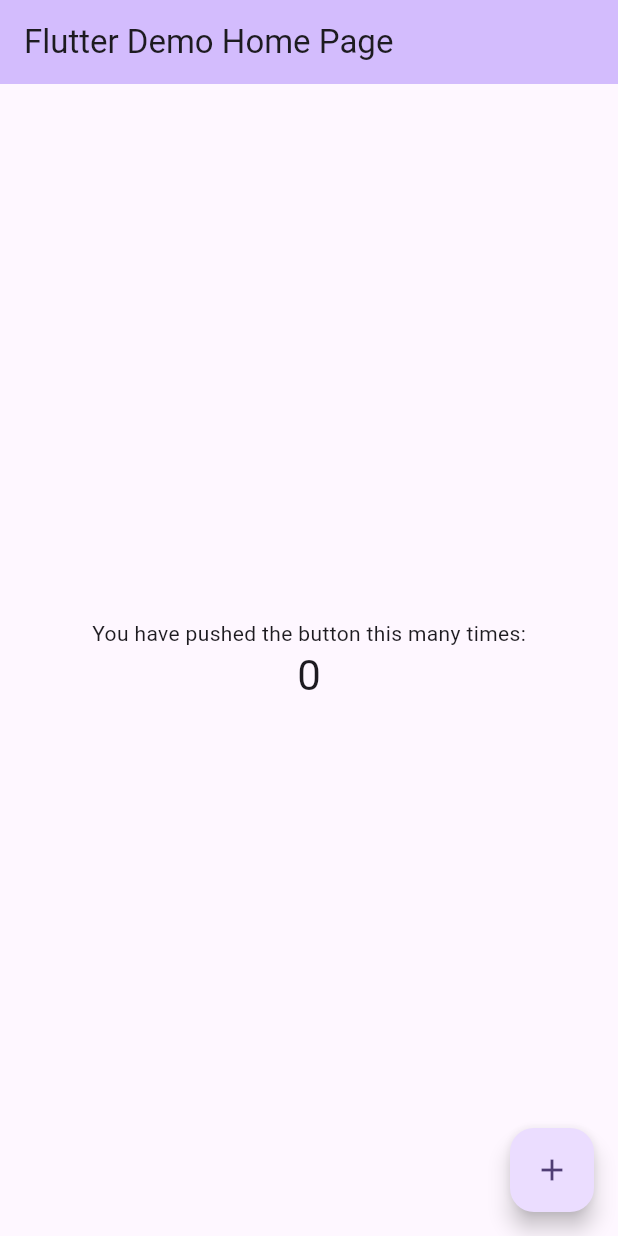
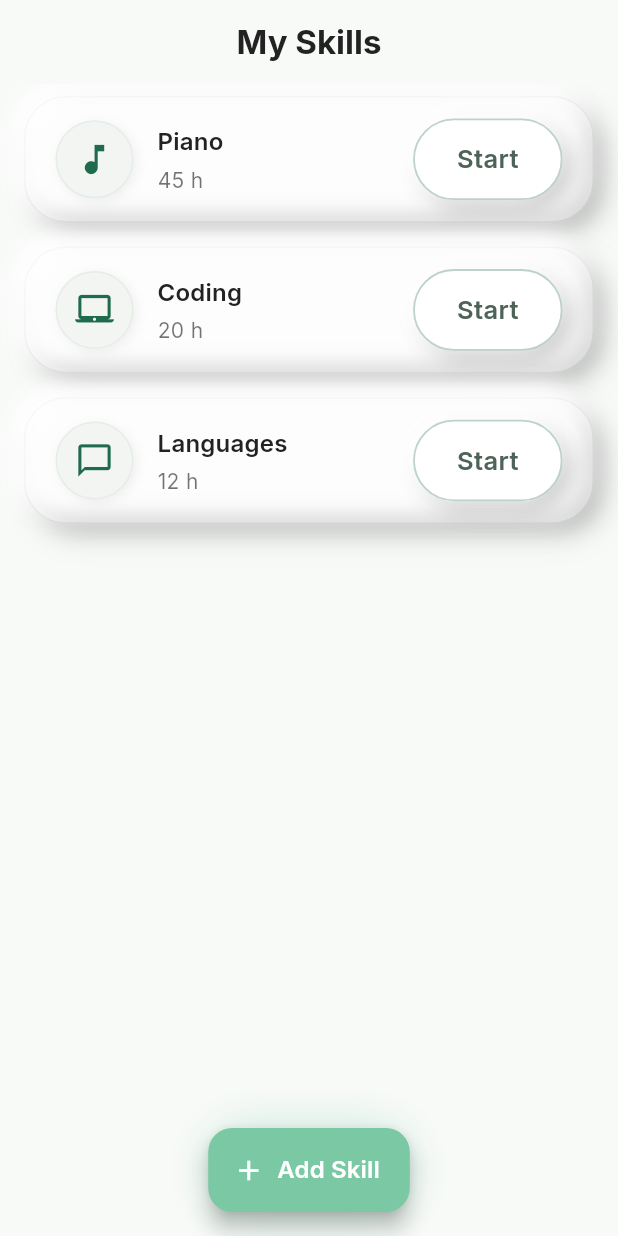
Before and after one commit to jeangoujan/evolv, a Flutter app: the screen it shows after launch, on a phone screen of 412 x 824 dp. Run offline on Flutter 3.47's test engine with Material 3 defaults, Android fonts, the phone set to English and light mode, and no system bars.

Commit message:
added home_screen

```diff
--- a/lib/main.dart
+++ b/lib/main.dart
@@ -1,122 +1,57 @@
 import 'package:flutter/material.dart';
+import 'theme/app_theme.dart';
+import 'screens/home_screen.dart';
 
 void main() {
-  runApp(const MyApp());
+  runApp(const EvolvApp());
 }
 
-class MyApp extends StatelessWidget {
-  const MyApp({super.key});
+class EvolvApp extends StatelessWidget {
+  const EvolvApp({super.key});
 
-  // This widget is the root of your application.
   @override
   Widget build(BuildContext context) {
     return MaterialApp(
-      title: 'Flutter Demo',
-      theme: ThemeData(
-        // This is the theme of your application.
-        //
-        // TRY THIS: Try running your application with "flutter run". You'll see
-        // the application has a purple toolbar. Then, without quitting the app,
-        // try changing the seedColor in the colorScheme below to Colors.green
-        // and then invoke "hot reload" (save your changes or press the "hot
-        // reload" button in a Flutter-supported IDE, or press "r" if you used
-        // the command line to start the app).
-        //
-        // Notice that the counter didn't reset back to zero; the application
-        // state is not lost during the reload. To reset the state, use hot
-        // restart instead.
-        //
-        // This works for code too, not just values: Most code changes can be
-        // tested with just a hot reload.
-        colorScheme: ColorScheme.fromSeed(seedColor: Colors.deepPurple),
-      ),
-      home: const MyHomePage(title: 'Flutter Demo Home Page'),
+      title: 'Evolv',
+      debugShowCheckedModeBanner: false,
+      theme: evolvLightTheme(),
+      darkTheme: evolvDarkTheme(),
+      themeMode: ThemeMode.system, // автоматически по системе
+      home: const HomeScreen(),
     );
   }
 }
 
-class MyHomePage extends StatefulWidget {
-  const MyHomePage({super.key, required this.title});
-
-  // This widget is the home page of your application. It is stateful, meaning
-  // that it has a State object (defined below) that contains fields that affect
-  // how it looks.
-
-  // This class is the configuration for the state. It holds the values (in this
-  // case the title) provided by the parent (in this case the App widget) and
-  // used by the build method of the State. Fields in a Widget subclass are
-  // always marked "final".
-
-  final String title;
-
-  @override
-  State<MyHomePage> createState() => _MyHomePageState();
-}
-
-class _MyHomePageState extends State<MyHomePage> {
-  int _counter = 0;
-
-  void _incrementCounter() {
-    setState(() {
-      // This call to setState tells the Flutter framework that something has
-      // changed in this State, which causes it to rerun the build method below
-      // so that the display can reflect the updated values. If we changed
-      // _counter without calling setState(), then the build method would not be
-      // called again, and so nothing would appear to happen.
-      _counter++;
-    });
-  }
+class EvolvHome extends StatelessWidget {
+  const EvolvHome({super.key});
 
   @override
   Widget build(BuildContext context) {
-    // This method is rerun every time setState is called, for instance as done
-    // by the _incrementCounter method above.
-    //
-    // The Flutter framework has been optimized to make rerunning build methods
-    // fast, so that you can just rebuild anything that needs updating rather
-    // than having to individually change instances of widgets.
+    final theme = Theme.of(context);
     return Scaffold(
-      appBar: AppBar(
-        // TRY THIS: Try changing the color here to a specific color (to
-        // Colors.amber, perhaps?) and trigger a hot reload to see the AppBar
-        // change color while the other colors stay the same.
-        backgroundColor: Theme.of(context).colorScheme.inversePrimary,
-        // Here we take the value from the MyHomePage object that was created by
-        // the App.build method, and use it to set our appbar title.
-        title: Text(widget.title),
-      ),
+      appBar: AppBar(title: const Text('Evolv')),
       body: Center(
-        // Center is a layout widget. It takes a single child and positions it
-        // in the middle of the parent.
         child: Column(
-          // Column is also a layout widget. It takes a list of children and
-          // arranges them vertically. By default, it sizes itself to fit its
-          // children horizontally, and tries to be as tall as its parent.
-          //
-          // Column has various properties to control how it sizes itself and
-          // how it positions its children. Here we use mainAxisAlignment to
-          // center the children vertically; the main axis here is the vertical
-          // axis because Columns are vertical (the cross axis would be
-          // horizontal).
-          //
-          // TRY THIS: Invoke "debug painting" (choose the "Toggle Debug Paint"
-          // action in the IDE, or press "p" in the console), to see the
-          // wireframe for each widget.
           mainAxisAlignment: MainAxisAlignment.center,
-          children: <Widget>[
-            const Text('You have pushed the button this many times:'),
+          children: [
+            Text('Welcome to Evolv 👋',
+                style: theme.textTheme.titleMedium),
+            const SizedBox(height: 16),
             Text(
-              '$_counter',
-              style: Theme.of(context).textTheme.headlineMedium,
+              'Track your growth.',
+              style: theme.textTheme.bodyMedium?.copyWith(
+                color: theme.colorScheme.primary,
+                fontWeight: FontWeight.w500,
+              ),
             ),
           ],
         ),
       ),
-      floatingActionButton: FloatingActionButton(
-        onPressed: _incrementCounter,
-        tooltip: 'Increment',
-        child: const Icon(Icons.add),
-      ), // This trailing comma makes auto-formatting nicer for build methods.
+      floatingActionButton: FloatingActionButton.extended(
+        onPressed: () {},
+        label: const Text('Start'),
+        icon: const Icon(Icons.play_arrow),
+      ),
     );
   }
 }
--- /dev/null
+++ b/lib/screens/home_screen.dart
@@ -0,0 +1,410 @@
+import 'package:flutter/material.dart';
+import '../theme/app_theme.dart'; // mintPrimary, mintSecondary, textDark, textLight
+
+class HomeScreen extends StatelessWidget {
+  const HomeScreen({super.key});
+
+  @override
+  Widget build(BuildContext context) {
+    final theme = Theme.of(context);
+    final isDark = theme.brightness == Brightness.dark;
+
+    // временные данные
+    final skills = const [
+      {'name': 'Piano', 'hours': 45},
+      {'name': 'Coding', 'hours': 20},
+      {'name': 'Languages', 'hours': 12},
+    ];
+
+    return Scaffold(
+      appBar: AppBar(
+        backgroundColor: theme.scaffoldBackgroundColor,
+        elevation: 0,
+        centerTitle: true,
+        title: Text(
+          'My Skills',
+          style: theme.textTheme.titleLarge?.copyWith(
+            fontFamily: 'Inter',
+            fontWeight: FontWeight.w700,
+            color: isDark ? textLight : textDark,
+          ),
+        ),
+      ),
+      body: ListView.separated(
+        padding: const EdgeInsets.fromLTRB(16, 8, 16, 120),
+        itemCount: skills.length,
+        separatorBuilder: (_, __) => const SizedBox(height: 16),
+        itemBuilder: (context, i) {
+          final s = skills[i];
+          return _SkillCard(
+            name: s['name'] as String,
+            hours: s['hours'] as int,
+            onCardTap: () {
+              // TODO: переход к деталям/статистике
+            },
+            onStartTap: () {
+              // TODO: запуск таймера
+            },
+          );
+        },
+      ),
+      floatingActionButtonLocation: FloatingActionButtonLocation.centerFloat,
+      floatingActionButton: const _AddSkillFab(),
+    );
+  }
+}
+
+class _SkillCard extends StatelessWidget {
+  final String name;
+  final int hours;
+  final VoidCallback onCardTap;
+  final VoidCallback onStartTap;
+
+  const _SkillCard({
+    required this.name,
+    required this.hours,
+    required this.onCardTap,
+    required this.onStartTap,
+  });
+
+  @override
+  Widget build(BuildContext context) {
+    final theme = Theme.of(context);
+    final isDark = theme.brightness == Brightness.dark;
+
+    // более контрастная карточка + тени
+    final cardColor = isDark ? const Color(0xFF181C18) : Colors.white;
+    final neuShadows = isDark
+        ? [
+            BoxShadow(
+              color: Colors.black.withOpacity(0.55),
+              offset: const Offset(8, 8),
+              blurRadius: 18,
+            ),
+            BoxShadow(
+              color: Colors.white.withOpacity(0.07),
+              offset: const Offset(-6, -6),
+              blurRadius: 14,
+            ),
+          ]
+        : [
+            BoxShadow(
+              color: Colors.black.withOpacity(0.10),
+              offset: const Offset(8, 8),
+              blurRadius: 18,
+            ),
+            const BoxShadow(
+              color: Colors.white,
+              offset: Offset(-6, -6),
+              blurRadius: 12,
+            ),
+          ];
+
+    return Container(
+      decoration: BoxDecoration(
+        color: cardColor,
+        borderRadius: BorderRadius.circular(28),
+        border: Border.all(
+          color: isDark ? const Color(0xFF232823) : const Color(0xFFE7ECE7),
+          width: 1,
+        ),
+        boxShadow: neuShadows,
+      ),
+      child: _AnimatedTap(
+        onTap: onCardTap, // клик по карточке отдельно
+        borderRadius: 28,
+        child: Padding(
+          padding: const EdgeInsets.symmetric(horizontal: 20, vertical: 14),
+          child: Row(
+            children: [
+              // аватарка-иконка с контрастным фоном
+              Container(
+                width: 52,
+                height: 52,
+                decoration: BoxDecoration(
+                  shape: BoxShape.circle,
+                  color:
+                      isDark ? const Color(0xFF252A25) : const Color(0xFFF2F5F2),
+                  border: Border.all(
+                    color:
+                        isDark ? Colors.white12 : const Color(0xFFE7ECE7),
+                    width: 1,
+                  ),
+                  boxShadow: isDark
+                      ? [
+                          BoxShadow(
+                            color: Colors.black.withOpacity(0.35),
+                            offset: const Offset(2, 2),
+                            blurRadius: 6,
+                          ),
+                        ]
+                      : [
+                          BoxShadow(
+                            color: Colors.black.withOpacity(0.06),
+                            offset: const Offset(2, 2),
+                            blurRadius: 6,
+                          ),
+                        ],
+                ),
+                child: Icon(
+                  _iconForSkill(name),
+                  size: 26,
+                  color: theme.colorScheme.primary,
+                ),
+              ),
+              const SizedBox(width: 16),
+              // текст
+              Expanded(
+                child: Column(
+                  crossAxisAlignment: CrossAxisAlignment.start,
+                  children: [
+                    Text(
+                      name,
+                      style: theme.textTheme.titleMedium?.copyWith(
+                        fontFamily: 'Inter',
+                        fontWeight: FontWeight.w600,
+                        color: isDark ? textLight : textDark,
+                      ),
+                    ),
+                    const SizedBox(height: 4),
+                    Text(
+                      '$hours h',
+                      style: theme.textTheme.bodyMedium?.copyWith(
+                        fontFamily: 'Inter',
+                        color: isDark
+                            ? Colors.white.withOpacity(0.7)
+                            : Colors.black.withOpacity(0.55),
+                      ),
+                    ),
+                  ],
+                ),
+              ),
+              const SizedBox(width: 12),
+              // кнопка Start — независимая зона нажатия + анимация
+              _AnimatedTap(
+                onTap: onStartTap,
+                borderRadius: 30,
+                isButton: true,
+                child: const _StartPill(),
+              ),
+            ],
+          ),
+        ),
+      ),
+    );
+  }
+
+  IconData _iconForSkill(String name) {
+    final n = name.toLowerCase();
+    if (n.contains('piano')) return Icons.music_note;
+    if (n.contains('coding') || n.contains('code')) return Icons.laptop_mac;
+    if (n.contains('lang')) return Icons.chat_bubble_outline;
+    return Icons.auto_graph_rounded;
+  }
+}
+
+// увеличенная и контрастная капсула Start
+class _StartPill extends StatelessWidget {
+  const _StartPill();
+
+  @override
+  Widget build(BuildContext context) {
+    final theme = Theme.of(context);
+    final isDark = theme.brightness == Brightness.dark;
+
+    return Container(
+      padding: const EdgeInsets.symmetric(horizontal: 28, vertical: 14),
+      decoration: BoxDecoration(
+        color: isDark ? const Color(0xFF1F241F) : Colors.white,
+        borderRadius: BorderRadius.circular(30),
+        boxShadow: isDark
+            ? [
+                BoxShadow(
+                  color: Colors.black.withOpacity(0.45),
+                  offset: const Offset(3, 3),
+                  blurRadius: 10,
+                ),
+                BoxShadow(
+                  color: Colors.white.withOpacity(0.08),
+                  offset: const Offset(-3, -3),
+                  blurRadius: 10,
+                ),
+              ]
+            : [
+                BoxShadow(
+                  color: Colors.black.withOpacity(0.08),
+                  offset: const Offset(3, 3),
+                  blurRadius: 10,
+                ),
+                const BoxShadow(
+                  color: Colors.white,
+                  offset: Offset(-3, -3),
+                  blurRadius: 10,
+                ),
+              ],
+        border: Border.all(
+          color: theme.colorScheme.primary.withOpacity(0.3),
+          width: 1.2,
+        ),
+      ),
+      child: Text(
+        'Start',
+        style: TextStyle(
+          fontFamily: 'Inter',
+          fontWeight: FontWeight.w600,
+          fontSize: 17,
+          color: theme.colorScheme.secondary,
+        ),
+      ),
+    );
+  }
+}
+
+// мягкий “glow”-FAB по центру
+class _AddSkillFab extends StatelessWidget {
+  const _AddSkillFab();
+
+  @override
+  Widget build(BuildContext context) {
+    final theme = Theme.of(context);
+    final isDark = theme.brightness == Brightness.dark;
+
+    return Container(
+      decoration: BoxDecoration(
+        borderRadius: BorderRadius.circular(40),
+        boxShadow: [
+          BoxShadow(
+            color: (isDark ? mintSecondary : mintPrimary).withOpacity(0.35),
+            blurRadius: 24,
+            spreadRadius: 2,
+          ),
+        ],
+      ),
+      child: FloatingActionButton.extended(
+        onPressed: () {
+          // TODO: Navigator.pushNamed(context, '/add');
+        },
+        backgroundColor: isDark ? mintSecondary : mintPrimary,
+        foregroundColor: Colors.white,
+        elevation: 6,
+        icon: const Icon(Icons.add, size: 22),
+        label: const Text(
+          'Add Skill',
+          style: TextStyle(
+            fontFamily: 'Inter',
+            fontWeight: FontWeight.w600,
+            fontSize: 16,
+          ),
+        ),
+      ),
+    );
+  }
+}
+
+/// Универсальный виджет лёгкого “scale”-эффекта при тапе
+
+class _AnimatedTap extends StatefulWidget {
+  final Widget child;
+  final VoidCallback onTap;
+  final double borderRadius;
+  final bool isButton; // 👈 добавили флаг для “Start” кнопки
+
+  const _AnimatedTap({
+    required this.child,
+    required this.onTap,
+    this.borderRadius = 20,
+    this.isButton = false,
+  });
+
+  @override
+  State<_AnimatedTap> createState() => _AnimatedTapState();
+}
+
+class _AnimatedTapState extends State<_AnimatedTap> {
+  bool _pressed = false;
+
+  void _onTapDown(TapDownDetails _) => setState(() => _pressed = true);
+  void _onTapUp(TapUpDetails _) => setState(() => _pressed = false);
+  void _onTapCancel() => setState(() => _pressed = false);
+
+  @override
+  Widget build(BuildContext context) {
+    final theme = Theme.of(context);
+    final isDark = theme.brightness == Brightness.dark;
+
+    // 🌗 усиливаем контраст светлой темы
+    final shadowUp = isDark
+        ? [
+            BoxShadow(
+              color: Colors.black.withOpacity(0.55),
+              offset: const Offset(5, 5),
+              blurRadius: 10,
+            ),
+            BoxShadow(
+              color: Colors.white.withOpacity(0.07),
+              offset: const Offset(-4, -4),
+              blurRadius: 10,
+            ),
+          ]
+        : [
+            BoxShadow(
+              color: Colors.black.withOpacity(0.18),
+              offset: const Offset(6, 6),
+              blurRadius: 12,
+            ),
+            BoxShadow(
+              color: Colors.white.withOpacity(0.95),
+              offset: const Offset(-4, -4),
+              blurRadius: 10,
+            ),
+          ];
+
+    final shadowDown = isDark
+        ? [
+            BoxShadow(
+              color: Colors.black.withOpacity(0.75),
+              offset: const Offset(2, 2),
+              blurRadius: 5,
+            ),
+            BoxShadow(
+              color: Colors.white.withOpacity(0.04),
+              offset: const Offset(-2, -2),
+              blurRadius: 6,
+            ),
+          ]
+        : [
+            BoxShadow(
+              color: Colors.black.withOpacity(0.25),
+              offset: const Offset(2, 2),
+              blurRadius: 6,
+            ),
+            BoxShadow(
+              color: Colors.white.withOpacity(0.8),
+              offset: const Offset(-2, -2),
+              blurRadius: 6,
+            ),
+          ];
+
+    // если элемент — кнопка (например Start), делаем эффект чуть сильнее
+    final appliedShadow = _pressed
+        ? (widget.isButton ? shadowDown.map((s) => s.copyWith(blurRadius: 8)).toList() : shadowDown)
+        : (widget.isButton ? shadowUp.map((s) => s.copyWith(blurRadius: 12)).toList() : shadowUp);
+
+    return GestureDetector(
+      onTapDown: _onTapDown,
+      onTapUp: _onTapUp,
+      onTapCancel: _onTapCancel,
+      onTap: widget.onTap,
+      behavior: HitTestBehavior.translucent,
+      child: AnimatedContainer(
+        duration: const Duration(milliseconds: 100),
+        curve: Curves.easeOut,
+        decoration: BoxDecoration(
+          borderRadius: BorderRadius.circular(widget.borderRadius),
+          boxShadow: appliedShadow,
+        ),
+        child: widget.child,
+      ),
+    );
+  }
+}
--- /dev/null
+++ b/lib/theme/app_theme.dart
@@ -0,0 +1,80 @@
+import 'package:flutter/material.dart';
+
+// === Evolv Brand Colors ===
+const Color mintPrimary = Color(0xFF7BC8A4);
+const Color mintSecondary = Color(0xFF4CAF93);
+const Color lightBackground = Color(0xFFF8FAF8);
+const Color cardBackground = Color(0xFFFFFFFF);
+const Color darkBackground = Color(0xFF121412);
+const Color textDark = Color(0xFF222222);
+const Color textLight = Color(0xFFE6ECE6);
+
+ThemeData evolvLightTheme() {
+  final colorScheme = ColorScheme.fromSeed(
+    seedColor: mintPrimary,
+    brightness: Brightness.light,
+  );
+
+  return ThemeData(
+    useMaterial3: true,
+    colorScheme: colorScheme,
+    scaffoldBackgroundColor: lightBackground,
+    textTheme: const TextTheme(
+      displayLarge: TextStyle(
+          fontFamily: 'Inter', fontWeight: FontWeight.w600, color: textDark),
+      titleMedium: TextStyle(
+          fontFamily: 'Inter', fontWeight: FontWeight.w500, color: textDark),
+      bodyMedium: TextStyle(fontFamily: 'Inter', color: textDark),
+    ),
+    appBarTheme: const AppBarTheme(
+      backgroundColor: Colors.transparent,
+      elevation: 0,
+      centerTitle: true,
+      titleTextStyle: TextStyle(
+        fontSize: 20,
+        fontWeight: FontWeight.w600,
+        color: textDark,
+      ),
+    ),
+    floatingActionButtonTheme: FloatingActionButtonThemeData(
+      backgroundColor: mintPrimary,
+      foregroundColor: colorScheme.onPrimary,
+      elevation: 6,
+    ),
+  );
+}
+
+ThemeData evolvDarkTheme() {
+  final colorScheme = ColorScheme.fromSeed(
+    seedColor: mintPrimary,
+    brightness: Brightness.dark,
+  );
+
+  return ThemeData(
+    useMaterial3: true,
+    colorScheme: colorScheme,
+    scaffoldBackgroundColor: darkBackground,
+    textTheme: const TextTheme(
+      displayLarge: TextStyle(
+          fontFamily: 'Inter', fontWeight: FontWeight.w600, color: textLight),
+      titleMedium: TextStyle(
+          fontFamily: 'Inter', fontWeight: FontWeight.w500, color: textLight),
+      bodyMedium: TextStyle(fontFamily: 'Inter', color: textLight),
+    ),
+    appBarTheme: const AppBarTheme(
+      backgroundColor: Colors.transparent,
+      elevation: 0,
+      centerTitle: true,
+      titleTextStyle: TextStyle(
+        fontSize: 20,
+        fontWeight: FontWeight.w600,
+        color: textLight,
+      ),
+    ),
+    floatingActionButtonTheme: FloatingActionButtonThemeData(
+      backgroundColor: mintSecondary,
+      foregroundColor: colorScheme.onPrimary,
+      elevation: 6,
+    ),
+  );
+}
```
Also changed, not shown: pubspec.yaml (+7 -0 lines), assets/fonts/Inter/Inter-Italic-VariableFont_opsz,wght.ttf (added), assets/fonts/Inter/Inter-VariableFont_opsz,wght.ttf (added), 1 other file.
